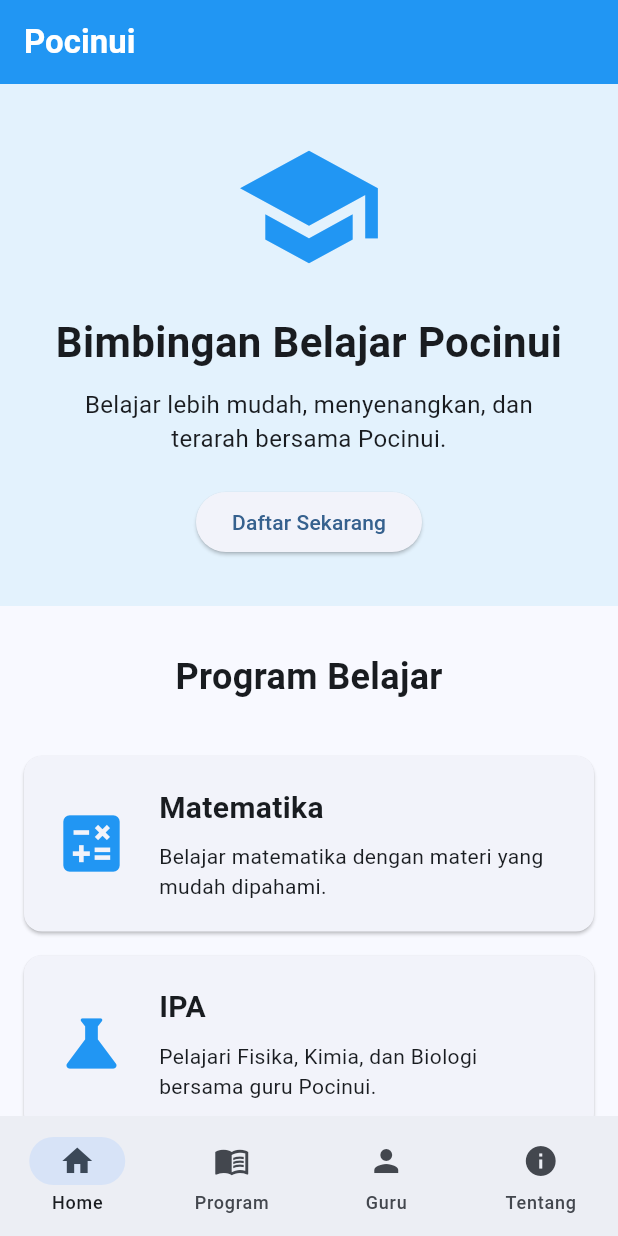
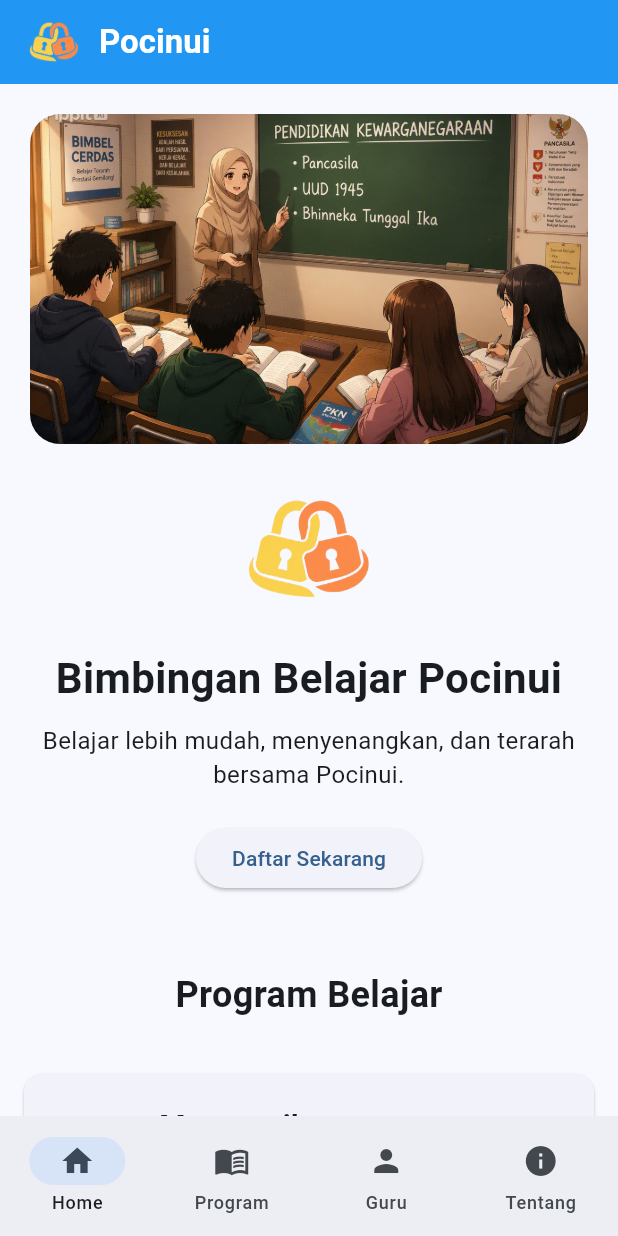
Before and after one commit to hanasoke/pocinui_apps, a Flutter app: the screen it shows after launch, on a phone screen of 412 x 824 dp. Run offline on Flutter 3.47's test engine with Material 3 defaults, Android fonts, the phone set to English and light mode, and no system bars.

Commit message:
updated home_page.dart

```diff
--- a/lib/pages/home_page.dart
+++ b/lib/pages/home_page.dart
@@ -8,12 +8,21 @@
   Widget build(BuildContext context) {
     return Scaffold(
       appBar: AppBar(
-        title: const Text(
-          'Pocinui',
-          style: TextStyle(fontWeight: FontWeight.bold),
-        ),
         backgroundColor: Colors.blue,
         foregroundColor: Colors.white,
+
+        title: Row(
+          children: [
+            Image.asset('assets/images/logo.png', width: 40, height: 40),
+
+            const SizedBox(width: 10),
+
+            const Text(
+              'Pocinui',
+              style: TextStyle(fontWeight: FontWeight.bold),
+            ),
+          ],
+        ),
       ),
 
       body: SingleChildScrollView(
@@ -21,13 +30,29 @@
           children: [
             Container(
               width: double.infinity,
-              padding: const EdgeInsets.all(32),
-              color: Colors.blue.shade50,
+              padding: const EdgeInsets.all(20),
               child: Column(
                 children: [
-                  const Icon(Icons.school, size: 100, color: Colors.blue),
+                  ClipRRect(
+                    borderRadius: BorderRadius.circular(20),
+                    child: Image.asset(
+                      'assets/images/belajar.png',
+                      width: double.infinity,
+                      height: 220,
+                      fit: BoxFit.cover,
+                    ),
+                  ),
 
                   const SizedBox(height: 20),
+
+                  Image.asset(
+                    'assets/images/logo.png',
+                    width: 100,
+                    height: 100,
+                    fit: BoxFit.contain,
+                  ),
+
+                  const SizedBox(height: 16),
 
                   const Text(
                     'Bimbingan Belajar Pocinui',
```
